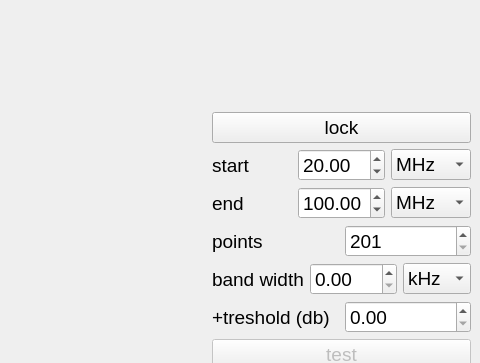
Above: mainwindow.ui from NoneType4Name/ReturnLossAnalyzer before the change; both pictures show x 320 to 800 and y 0 to 363 of the 800 by 600 pixel window. Below: the same form after it.
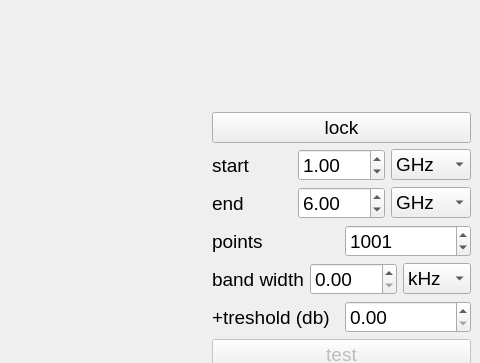
That is the form after the change.

```diff
--- a/mainwindow.ui
+++ b/mainwindow.ui
@@ -85,7 +85,7 @@
              <double>999.990000000000009</double>
             </property>
             <property name="value">
-             <double>20.000000000000000</double>
+             <double>1.000000000000000</double>
             </property>
            </widget>
           </item>
@@ -100,7 +100,7 @@
              <cursorShape>PointingHandCursor</cursorShape>
             </property>
             <property name="currentIndex">
-             <number>2</number>
+             <number>3</number>
             </property>
             <item>
              <property name="text">
@@ -151,7 +151,7 @@
              <double>999.990000000000009</double>
             </property>
             <property name="value">
-             <double>100.000000000000000</double>
+             <double>6.000000000000000</double>
             </property>
            </widget>
           </item>
@@ -166,7 +166,7 @@
              <cursorShape>PointingHandCursor</cursorShape>
             </property>
             <property name="currentIndex">
-             <number>2</number>
+             <number>3</number>
             </property>
             <item>
              <property name="text">
@@ -214,11 +214,14 @@
              </font>
             </property>
             <property name="minimum">
-             <number>201</number>
+             <number>1</number>
             </property>
             <property name="maximum">
              <number>5001</number>
             </property>
+            <property name="value">
+             <number>1001</number>
+            </property>
            </widget>
           </item>
          </layout>
```
